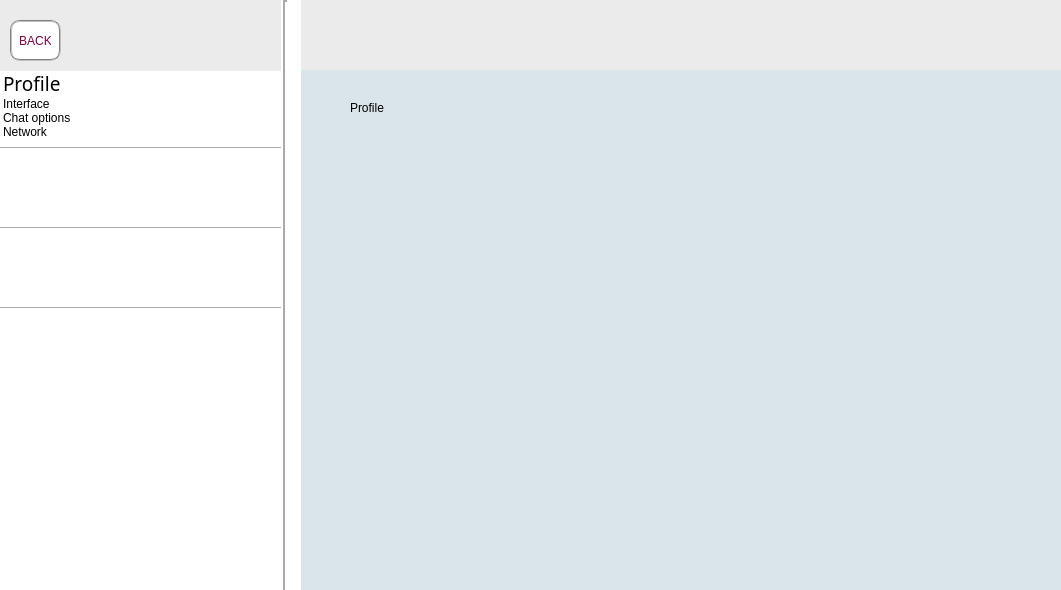
Qt form Client/client.ui (a-mkrv/Chat) before a commit.
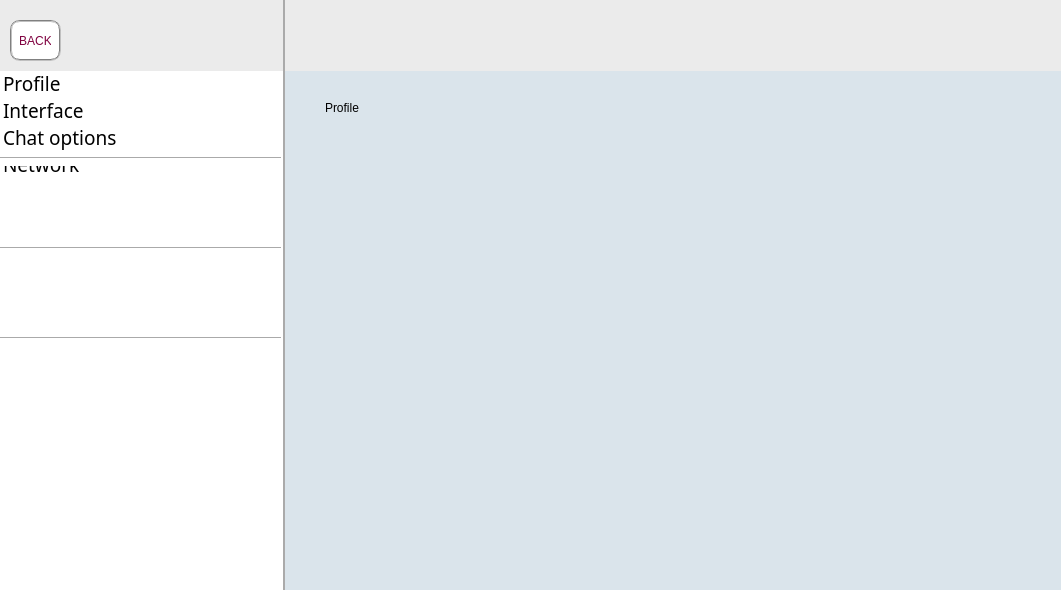
The same form after that commit. Icons and pictures are not drawn.

The edit to the form file:
```diff
--- a/Client/client.ui
+++ b/Client/client.ui
@@ -518,8 +518,8 @@
      </property>
      <property name="iconSize">
       <size>
-       <width>90</width>
-       <height>90</height>
+       <width>70</width>
+       <height>70</height>
       </size>
      </property>
      <property name="textElideMode">
@@ -543,7 +543,7 @@
       </property>
       <property name="font">
        <font>
-        <family>Buxton Sketch</family>
+        <family>Sitka Small</family>
         <pointsize>14</pointsize>
         <weight>50</weight>
         <bold>false</bold>
@@ -570,45 +570,61 @@
       </property>
       <property name="icon">
        <iconset resource="image.qrc">
-        <normaloff>:/new/prefix1/bg3.jpg</normaloff>
-        <normalon>:/new/prefix1/bg3.jpg</normalon>:/new/prefix1/bg3.jpg</iconset>
+        <normaloff>:/new/prefix1/Resource/profile5.png</normaloff>:/new/prefix1/Resource/profile5.png</iconset>
       </property>
      </item>
      <item>
       <property name="text">
        <string>Interface</string>
       </property>
+      <property name="font">
+       <font>
+        <family>Sitka Small</family>
+        <pointsize>14</pointsize>
+       </font>
+      </property>
       <property name="icon">
        <iconset resource="image.qrc">
-        <normaloff>:/new/prefix1/bg3.jpg</normaloff>:/new/prefix1/bg3.jpg</iconset>
+        <normaloff>:/new/prefix1/Resource/squares110.png</normaloff>:/new/prefix1/Resource/squares110.png</iconset>
       </property>
      </item>
      <item>
       <property name="text">
        <string>Chat options</string>
       </property>
+      <property name="font">
+       <font>
+        <family>Sitka Small</family>
+        <pointsize>14</pointsize>
+       </font>
+      </property>
       <property name="icon">
        <iconset resource="image.qrc">
-        <normaloff>:/new/prefix1/bg3.jpg</normaloff>:/new/prefix1/bg3.jpg</iconset>
+        <normaloff>:/new/prefix1/Resource/write50.png</normaloff>:/new/prefix1/Resource/write50.png</iconset>
       </property>
      </item>
      <item>
       <property name="text">
        <string>Network</string>
       </property>
+      <property name="font">
+       <font>
+        <family>Sitka Small</family>
+        <pointsize>14</pointsize>
+       </font>
+      </property>
       <property name="icon">
-       <iconset>
-        <normalon>:/new/prefix1/bg3.jpg</normalon>
-       </iconset>
+       <iconset resource="image.qrc">
+        <normaloff>:/new/prefix1/Resource/globe grid.png</normaloff>:/new/prefix1/Resource/globe grid.png</iconset>
       </property>
      </item>
     </widget>
     <widget class="QLabel" name="background_under_chat_4">
      <property name="geometry">
       <rect>
-       <x>290</x>
+       <x>285</x>
        <y>0</y>
-       <width>771</width>
+       <width>778</width>
        <height>71</height>
       </rect>
      </property>
@@ -680,7 +696,7 @@
       <rect>
        <x>0</x>
        <y>0</y>
-       <width>281</width>
+       <width>283</width>
        <height>71</height>
       </rect>
      </property>
@@ -695,7 +711,7 @@
      <property name="geometry">
       <rect>
        <x>0</x>
-       <y>300</y>
+       <y>330</y>
        <width>281</width>
        <height>16</height>
       </rect>
@@ -711,7 +727,7 @@
      <property name="geometry">
       <rect>
        <x>0</x>
-       <y>220</y>
+       <y>240</y>
        <width>281</width>
        <height>16</height>
       </rect>
@@ -727,7 +743,7 @@
      <property name="geometry">
       <rect>
        <x>0</x>
-       <y>140</y>
+       <y>150</y>
        <width>281</width>
        <height>16</height>
       </rect>
@@ -742,9 +758,9 @@
     <widget class="QStackedWidget" name="stackedWidget">
      <property name="geometry">
       <rect>
-       <x>310</x>
+       <x>285</x>
        <y>70</y>
-       <width>751</width>
+       <width>771</width>
        <height>521</height>
       </rect>
      </property>
@@ -787,7 +803,6 @@
      <widget class="QWidget" name="page_2"/>
     </widget>
     <zorder>userList_3</zorder>
-    <zorder>background_under_chat_4</zorder>
     <zorder>chatDialog_3</zorder>
     <zorder>line_6</zorder>
     <zorder>background_under_chat_5</zorder>
@@ -796,6 +811,7 @@
     <zorder>line_9</zorder>
     <zorder>close_setting_button_2</zorder>
     <zorder>stackedWidget</zorder>
+    <zorder>background_under_chat_4</zorder>
    </widget>
    <zorder>line</zorder>
    <zorder>widget</zorder>
```
